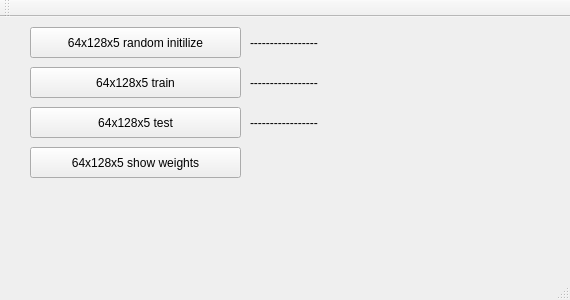
Qt form mainwindow.ui (ahmetcihan/ann) before a commit.
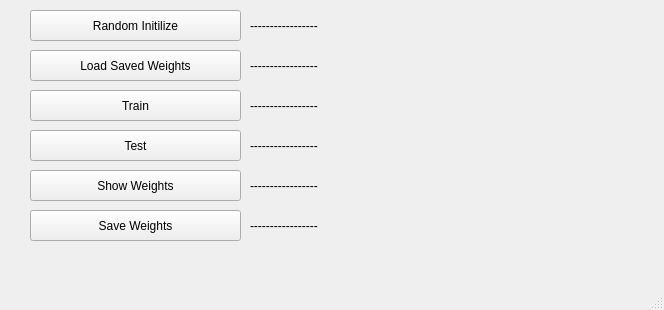
The same form after that commit.

Commit message: load and save weights are ok

What changed in the file:
```diff
--- a/mainwindow.ui
+++ b/mainwindow.ui
@@ -6,8 +6,8 @@
    <rect>
     <x>0</x>
     <y>0</y>
-    <width>570</width>
-    <height>300</height>
+    <width>664</width>
+    <height>310</height>
    </rect>
   </property>
   <property name="windowTitle">
@@ -18,39 +18,39 @@
     <property name="geometry">
      <rect>
       <x>30</x>
-      <y>50</y>
+      <y>90</y>
       <width>211</width>
       <height>31</height>
      </rect>
     </property>
     <property name="text">
-     <string>64x128x5 train</string>
+     <string>Train</string>
     </property>
    </widget>
    <widget class="QPushButton" name="pushButton_64_128_5_test">
     <property name="geometry">
      <rect>
       <x>30</x>
-      <y>90</y>
+      <y>130</y>
       <width>211</width>
       <height>31</height>
      </rect>
     </property>
     <property name="text">
-     <string>64x128x5 test</string>
+     <string>Test</string>
     </property>
    </widget>
    <widget class="QPushButton" name="pushButton_64_128_5_show_weights">
     <property name="geometry">
      <rect>
       <x>30</x>
-      <y>130</y>
+      <y>170</y>
       <width>211</width>
       <height>31</height>
      </rect>
     </property>
     <property name="text">
-     <string>64x128x5 show weights</string>
+     <string>Show Weights</string>
     </property>
    </widget>
    <widget class="QPushButton" name="pushButton_64_128_5_random_initilize">
@@ -63,7 +63,7 @@
      </rect>
     </property>
     <property name="text">
-     <string>64x128x5 random initilize</string>
+     <string>Random Initilize</string>
     </property>
    </widget>
    <widget class="QLabel" name="label_64_128_5_random_initilize">
@@ -83,7 +83,7 @@
     <property name="geometry">
      <rect>
       <x>250</x>
-      <y>50</y>
+      <y>90</y>
       <width>200</width>
       <height>31</height>
      </rect>
@@ -96,7 +96,7 @@
     <property name="geometry">
      <rect>
       <x>250</x>
-      <y>90</y>
+      <y>130</y>
       <width>200</width>
       <height>31</height>
      </rect>
@@ -105,6 +105,71 @@
      <string>-----------------</string>
     </property>
    </widget>
+   <widget class="QPushButton" name="pushButton_64_128_5_save_weights">
+    <property name="geometry">
+     <rect>
+      <x>30</x>
+      <y>210</y>
+      <width>211</width>
+      <height>31</height>
+     </rect>
+    </property>
+    <property name="text">
+     <string>Save Weights</string>
+    </property>
+   </widget>
+   <widget class="QLabel" name="label_64_128_5_show_weights">
+    <property name="geometry">
+     <rect>
+      <x>250</x>
+      <y>170</y>
+      <width>200</width>
+      <height>31</height>
+     </rect>
+    </property>
+    <property name="text">
+     <string>-----------------</string>
+    </property>
+   </widget>
+   <widget class="QLabel" name="label_64_128_5_save_weights">
+    <property name="geometry">
+     <rect>
+      <x>250</x>
+      <y>210</y>
+      <width>200</width>
+      <height>31</height>
+     </rect>
+    </property>
+    <property name="text">
+     <string>-----------------</string>
+    </property>
+   </widget>
+   <widget class="QLabel" name="label_64_128_5_load_saved_weights">
+    <property name="geometry">
+     <rect>
+      <x>250</x>
+      <y>50</y>
+      <width>200</width>
+      <height>31</height>
+     </rect>
+    </property>
+    <property name="text">
+     <string>-----------------</string>
+    </property>
+   </widget>
+   <widget class="QPushButton" name="pushButton_64_128_5_load_saved_weights">
+    <property name="geometry">
+     <rect>
+      <x>30</x>
+      <y>50</y>
+      <width>211</width>
+      <height>31</height>
+     </rect>
+    </property>
+    <property name="text">
+     <string>Load Saved Weights</string>
+    </property>
+   </widget>
   </widget>
   <widget class="QMenuBar" name="menuBar">
    <property name="geometry">
@@ -116,14 +181,6 @@
     </rect>
    </property>
   </widget>
-  <widget class="QToolBar" name="mainToolBar">
-   <attribute name="toolBarArea">
-    <enum>TopToolBarArea</enum>
-   </attribute>
-   <attribute name="toolBarBreak">
-    <bool>false</bool>
-   </attribute>
-  </widget>
   <widget class="QStatusBar" name="statusBar"/>
  </widget>
  <layoutdefault spacing="6" margin="11"/>
```
Left out of the diff: 2 changed lines with no effect on the pictures. The commit also changes 4 other files.
